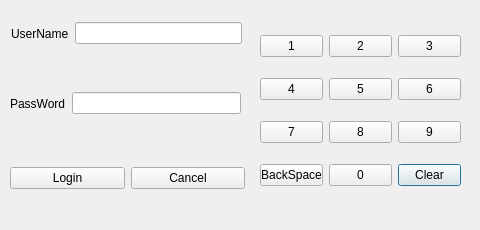
Before: the Qt Designer form logwidget.ui in SuperbusyMuxiaolin/exp, drawn with Qt 5.
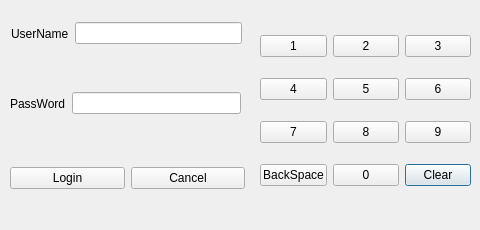
After: the same form once the commit is applied.

```diff
--- a/logwidget.ui
+++ b/logwidget.ui
@@ -18,7 +18,7 @@
     <rect>
      <x>260</x>
      <y>20</y>
-     <width>201</width>
+     <width>211</width>
      <height>181</height>
     </rect>
    </property>
@@ -109,7 +109,7 @@
     </item>
    </layout>
   </widget>
-  <widget class="QWidget" name="">
+  <widget class="QWidget" name="layoutWidget">
    <property name="geometry">
     <rect>
      <x>11</x>
@@ -127,11 +127,11 @@
      </widget>
     </item>
     <item>
-     <widget class="QLineEdit" name="tx_pw"/>
+     <widget class="QLineEdit" name="tx_usr"/>
     </item>
    </layout>
   </widget>
-  <widget class="QWidget" name="">
+  <widget class="QWidget" name="layoutWidget">
    <property name="geometry">
     <rect>
      <x>10</x>
@@ -149,11 +149,11 @@
      </widget>
     </item>
     <item>
-     <widget class="QLineEdit" name="tx_usr"/>
+     <widget class="QLineEdit" name="tx_pw"/>
     </item>
    </layout>
   </widget>
-  <widget class="QWidget" name="">
+  <widget class="QWidget" name="layoutWidget">
    <property name="geometry">
     <rect>
      <x>10</x>
```
